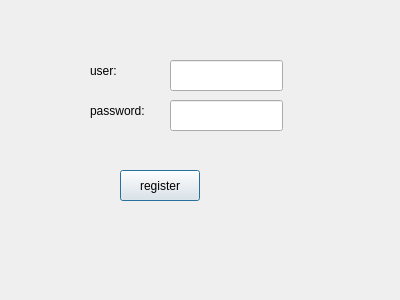
Qt form registerdialog.ui (Bijingshuai/Photopp) before a commit.
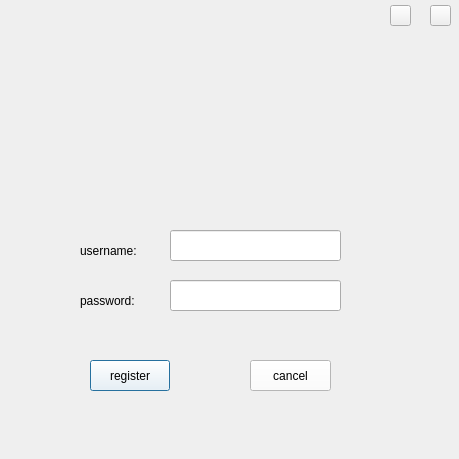
The same form after that commit. Icons and pictures are not drawn.

Patch:
```diff
--- a/registerdialog.ui
+++ b/registerdialog.ui
@@ -6,22 +6,31 @@
    <rect>
     <x>0</x>
     <y>0</y>
-    <width>400</width>
-    <height>300</height>
+    <width>459</width>
+    <height>459</height>
    </rect>
   </property>
   <property name="windowTitle">
    <string>register </string>
   </property>
+  <property name="styleSheet">
+   <string notr="true">#registerDialog{ border-image: url(:/new/prefix1/window.png);}</string>
+  </property>
   <widget class="QPushButton" name="pushButton">
    <property name="geometry">
     <rect>
-     <x>120</x>
-     <y>170</y>
+     <x>90</x>
+     <y>360</y>
      <width>80</width>
      <height>31</height>
     </rect>
    </property>
+   <property name="styleSheet">
+    <string notr="true">QPushButton{background-color: rgb(255, 255, 255);}
+QPushButton:hover{border:1px solid rgb(85, 170, 255);}
+QPushButton:pressed{border-top:2px solid rgb(0,0,0);
+border-left:2px solid rgb(0,0,0);border-right: rgb(255,255,255);border-bottom: rgb(255,255,255);}</string>
+   </property>
    <property name="text">
     <string>register</string>
    </property>
@@ -30,48 +39,117 @@
    <property name="geometry">
     <rect>
      <x>170</x>
-     <y>60</y>
-     <width>113</width>
+     <y>230</y>
+     <width>171</width>
      <height>31</height>
     </rect>
    </property>
+   <property name="styleSheet">
+    <string notr="true">border-image: url();</string>
+   </property>
   </widget>
   <widget class="QLineEdit" name="lineEdit_2">
    <property name="geometry">
     <rect>
      <x>170</x>
-     <y>100</y>
-     <width>113</width>
+     <y>280</y>
+     <width>171</width>
      <height>31</height>
     </rect>
    </property>
+   <property name="styleSheet">
+    <string notr="true">border-image: url();</string>
+   </property>
   </widget>
   <widget class="QLabel" name="label">
    <property name="geometry">
     <rect>
-     <x>90</x>
-     <y>60</y>
-     <width>41</width>
+     <x>80</x>
+     <y>240</y>
+     <width>81</width>
      <height>21</height>
     </rect>
    </property>
+   <property name="styleSheet">
+    <string notr="true">border-image: url();</string>
+   </property>
    <property name="text">
-    <string>user:</string>
+    <string>username:</string>
    </property>
   </widget>
   <widget class="QLabel" name="label_2">
    <property name="geometry">
     <rect>
-     <x>90</x>
-     <y>100</y>
+     <x>80</x>
+     <y>290</y>
      <width>81</width>
      <height>21</height>
     </rect>
    </property>
+   <property name="styleSheet">
+    <string notr="true">border-image: url();</string>
+   </property>
    <property name="text">
     <string>password:</string>
    </property>
   </widget>
+  <widget class="QPushButton" name="pushButton_2">
+   <property name="geometry">
+    <rect>
+     <x>250</x>
+     <y>360</y>
+     <width>81</width>
+     <height>31</height>
+    </rect>
+   </property>
+   <property name="styleSheet">
+    <string notr="true">QPushButton{background-color: rgb(255, 255, 255);}
+QPushButton:hover{border:1px solid rgb(85, 170, 255);}
+QPushButton:pressed{border-top:2px solid rgb(0,0,0);
+border-left:2px solid rgb(0,0,0);border-right: rgb(255,255,255);border-bottom: rgb(255,255,255);}</string>
+   </property>
+   <property name="text">
+    <string>cancel</string>
+   </property>
+  </widget>
+  <widget class="QPushButton" name="pushButton_3">
+   <property name="geometry">
+    <rect>
+     <x>390</x>
+     <y>5</y>
+     <width>21</width>
+     <height>21</height>
+    </rect>
+   </property>
+   <property name="cursor">
+    <cursorShape>PointingHandCursor</cursorShape>
+   </property>
+   <property name="styleSheet">
+    <string notr="true">border-image: url(:/new/prefix1/mined2.PNG);</string>
+   </property>
+   <property name="text">
+    <string/>
+   </property>
+  </widget>
+  <widget class="QPushButton" name="pushButton_4">
+   <property name="geometry">
+    <rect>
+     <x>430</x>
+     <y>5</y>
+     <width>21</width>
+     <height>21</height>
+    </rect>
+   </property>
+   <property name="cursor">
+    <cursorShape>PointingHandCursor</cursorShape>
+   </property>
+   <property name="styleSheet">
+    <string notr="true">border-image: url(:/new/prefix1/closed2.PNG);</string>
+   </property>
+   <property name="text">
+    <string/>
+   </property>
+  </widget>
  </widget>
  <resources/>
  <connections/>
```
Left out of the diff: 51 changed lines with no effect on the pictures.
